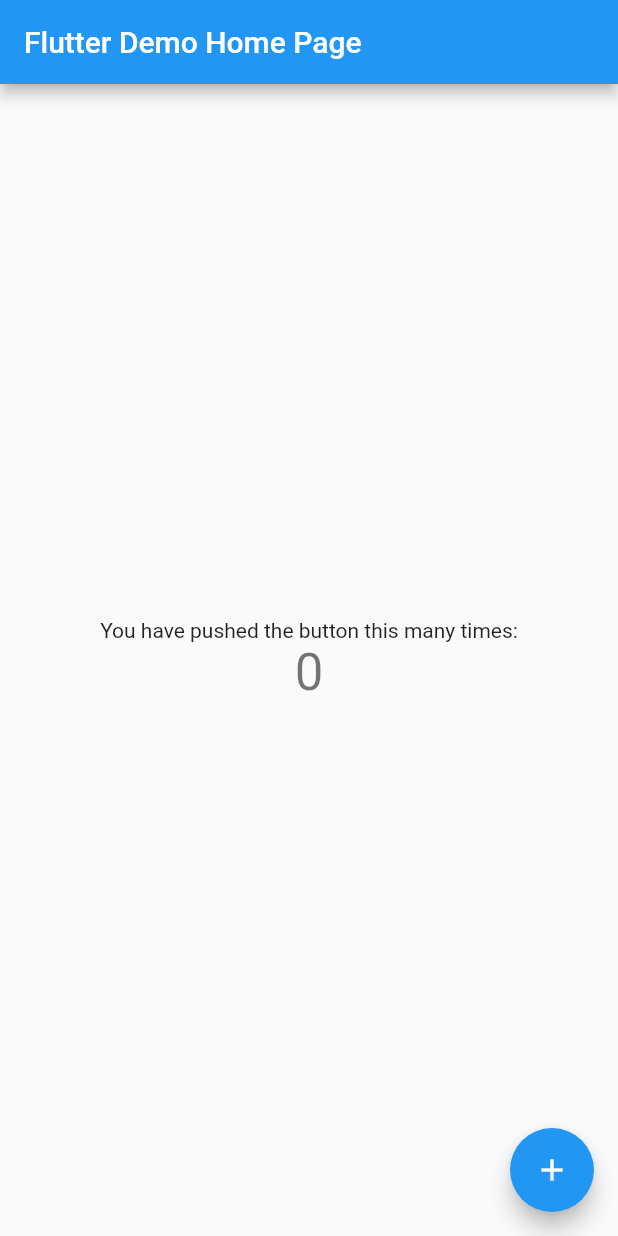
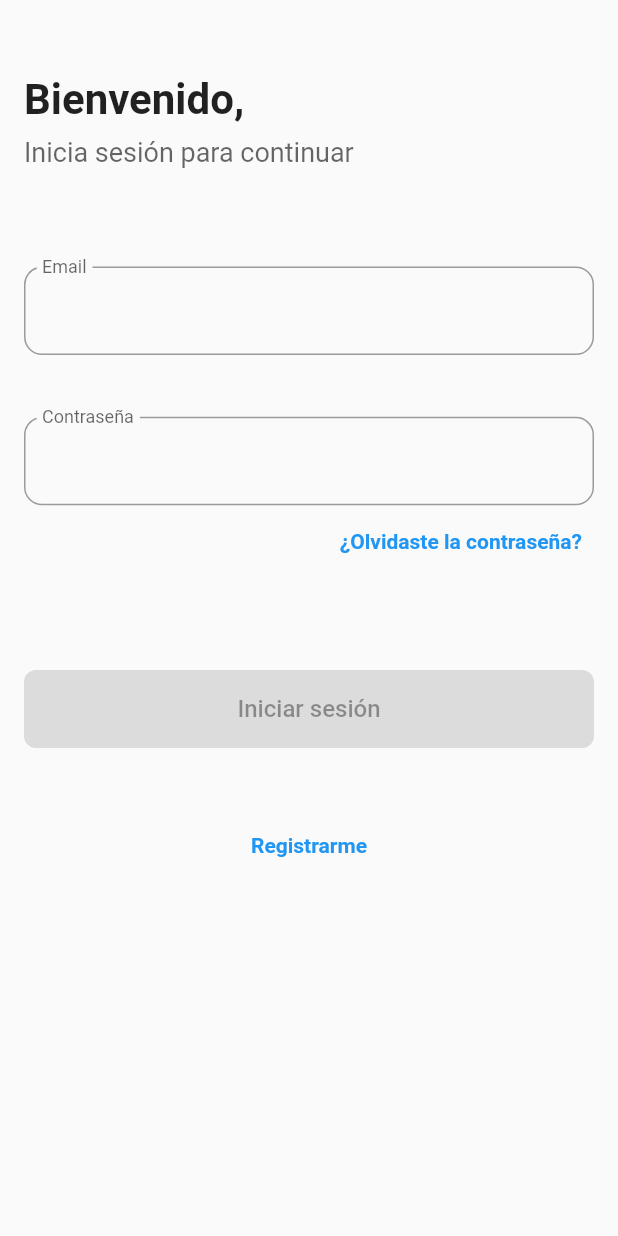
Before and after one commit to JesusCCs/ProyectoFinalFlutter, a Flutter app: the screen it shows after launch, on a phone screen of 412 x 824 dp. Run offline on Flutter 3.47's test engine with Material 2 defaults, Android fonts, the phone set to English and light mode, and no system bars.

Commit message:
Pantallas básicas y primeros componentes

```diff
--- /dev/null
+++ b/mobile_app/lib/_componentes/form_button.dart
@@ -0,0 +1,27 @@
+import 'package:flutter/cupertino.dart';
+import 'package:flutter/material.dart';
+
+class FormButton extends StatelessWidget {
+  final String text;
+  final void Function()? onPressed;
+  FormButton({this.text = "", this.onPressed});
+
+  @override
+  Widget build(BuildContext context) {
+    double screenHeight = MediaQuery.of(context).size.height;
+
+    return ElevatedButton(
+      onPressed: onPressed,
+      child: Text(
+        text,
+        style: TextStyle(fontSize: 16),
+      ),
+      style: ElevatedButton.styleFrom(
+        padding: EdgeInsets.symmetric(vertical: screenHeight * .02),
+        shape: RoundedRectangleBorder(
+          borderRadius: BorderRadius.circular(8),
+        ),
+      ),
+    );
+  }
+}
--- /dev/null
+++ b/mobile_app/lib/_componentes/input_field.dart
@@ -0,0 +1,44 @@
+import 'package:flutter/cupertino.dart';
+import 'package:flutter/material.dart';
+
+class InputField extends StatelessWidget {
+  final String? labelText;
+  final Function(String)? onChanged;
+  final Function(String)? onSubmitted;
+  final String? errorText;
+  final TextInputType? keyboardType;
+  final TextInputAction? textInputAction;
+  final bool autoFocus;
+  final bool obscureText;
+
+  const InputField({
+    this.labelText,
+    this.onChanged,
+    this.textInputAction,
+    this.errorText,
+    this.onSubmitted,
+    this.keyboardType = TextInputType.text,
+    this.autoFocus = false,
+    this.obscureText = false,
+  });
+
+  @override
+  Widget build(BuildContext context) {
+    return TextField(
+      autofocus: autoFocus,
+      onChanged: onChanged,
+      onSubmitted: onSubmitted,
+      keyboardType: keyboardType,
+      textInputAction: textInputAction,
+      obscureText: obscureText,
+      decoration: InputDecoration(
+        labelText: labelText,
+        errorText: errorText,
+        floatingLabelBehavior: FloatingLabelBehavior.always,
+        border: OutlineInputBorder(
+          borderRadius: BorderRadius.circular(12),
+        ),
+      ),
+    );
+  }
+}
--- /dev/null
+++ b/mobile_app/lib/_componentes/navigation_link.dart
@@ -0,0 +1,29 @@
+import 'package:flutter/material.dart';
+
+class NavigationLink extends StatelessWidget {
+  final String text;
+  final StatefulWidget screen;
+
+  const NavigationLink({required this.text, required this.screen});
+
+  @override
+  Widget build(BuildContext context) {
+    return TextButton(
+      onPressed: () => Navigator.push(
+        context,
+        MaterialPageRoute(
+          builder: (_) => screen,
+        ),
+      ),
+      child: RichText(
+        text: TextSpan(
+          text: text,
+          style: TextStyle(
+            color: Colors.blue,
+            fontWeight: FontWeight.bold,
+          ),
+        ),
+      ),
+    );
+  }
+}
--- a/mobile_app/lib/main.dart
+++ b/mobile_app/lib/main.dart
@@ -1,113 +1,31 @@
 import 'package:flutter/material.dart';
+import 'package:mobile_app/pantallas/login/login_screen.dart';
 
 void main() {
   runApp(MyApp());
 }
 
 class MyApp extends StatelessWidget {
-  // This widget is the root of your application.
   @override
   Widget build(BuildContext context) {
-    return MaterialApp(
-      title: 'Flutter Demo',
-      theme: ThemeData(
-        // This is the theme of your application.
-        //
-        // Try running your application with "flutter run". You'll see the
-        // application has a blue toolbar. Then, without quitting the app, try
-        // changing the primarySwatch below to Colors.green and then invoke
-        // "hot reload" (press "r" in the console where you ran "flutter run",
-        // or simply save your changes to "hot reload" in a Flutter IDE).
-        // Notice that the counter didn't reset back to zero; the application
-        // is not restarted.
-        primarySwatch: Colors.blue,
-      ),
-      home: MyHomePage(title: 'Flutter Demo Home Page'),
+    final textTheme = Theme.of(context).textTheme;
+
+    return new MaterialApp(
+      title: 'Sweet',
+      theme: new ThemeData(primaryColor: Color.fromRGBO(58, 66, 86, 1.0)),
+      home: new AuthenticationWrapper(),
     );
   }
 }
 
-class MyHomePage extends StatefulWidget {
-  MyHomePage({Key? key, required this.title}) : super(key: key);
-
-  // This widget is the home page of your application. It is stateful, meaning
-  // that it has a State object (defined below) that contains fields that affect
-  // how it looks.
-
-  // This class is the configuration for the state. It holds the values (in this
-  // case the title) provided by the parent (in this case the App widget) and
-  // used by the build method of the State. Fields in a Widget subclass are
-  // always marked "final".
-
-  final String title;
-
-  @override
-  _MyHomePageState createState() => _MyHomePageState();
-}
-
-class _MyHomePageState extends State<MyHomePage> {
-  int _counter = 0;
-
-  void _incrementCounter() {
-    setState(() {
-      // This call to setState tells the Flutter framework that something has
-      // changed in this State, which causes it to rerun the build method below
-      // so that the display can reflect the updated values. If we changed
-      // _counter without calling setState(), then the build method would not be
-      // called again, and so nothing would appear to happen.
-      _counter++;
-    });
-  }
-
+class AuthenticationWrapper extends StatelessWidget {
   @override
   Widget build(BuildContext context) {
-    // This method is rerun every time setState is called, for instance as done
-    // by the _incrementCounter method above.
-    //
-    // The Flutter framework has been optimized to make rerunning build methods
-    // fast, so that you can just rebuild anything that needs updating rather
-    // than having to individually change instances of widgets.
-    return Scaffold(
-      appBar: AppBar(
-        // Here we take the value from the MyHomePage object that was created by
-        // the App.build method, and use it to set our appbar title.
-        title: Text(widget.title),
-      ),
-      body: Center(
-        // Center is a layout widget. It takes a single child and positions it
-        // in the middle of the parent.
-        child: Column(
-          // Column is also a layout widget. It takes a list of children and
-          // arranges them vertically. By default, it sizes itself to fit its
-          // children horizontally, and tries to be as tall as its parent.
-          //
-          // Invoke "debug painting" (press "p" in the console, choose the
-          // "Toggle Debug Paint" action from the Flutter Inspector in Android
-          // Studio, or the "Toggle Debug Paint" command in Visual Studio Code)
-          // to see the wireframe for each widget.
-          //
-          // Column has various properties to control how it sizes itself and
-          // how it positions its children. Here we use mainAxisAlignment to
-          // center the children vertically; the main axis here is the vertical
-          // axis because Columns are vertical (the cross axis would be
-          // horizontal).
-          mainAxisAlignment: MainAxisAlignment.center,
-          children: <Widget>[
-            Text(
-              'You have pushed the button this many times:',
-            ),
-            Text(
-              '$_counter',
-              style: Theme.of(context).textTheme.headline4,
-            ),
-          ],
-        ),
-      ),
-      floatingActionButton: FloatingActionButton(
-        onPressed: _incrementCounter,
-        tooltip: 'Increment',
-        child: Icon(Icons.add),
-      ), // This trailing comma makes auto-formatting nicer for build methods.
+    return new LoginScreen(
+      onSubmitted: (String email, String password) {
+        print(email);
+        print(password);
+      },
     );
   }
 }
--- /dev/null
+++ b/mobile_app/lib/pantallas/login/login_screen.dart
@@ -0,0 +1,70 @@
+import 'package:flutter/material.dart';
+import 'package:mobile_app/_componentes/form_button.dart';
+import 'package:mobile_app/_componentes/input_field.dart';
+import 'package:mobile_app/_componentes/navigation_link.dart';
+import 'package:mobile_app/pantallas/register/register_screen.dart';
+
+class LoginScreen extends StatefulWidget {
+  final Function(String email, String password)? onSubmitted;
+
+  LoginScreen({this.onSubmitted});
+
+  @override
+  _LoginScreenState createState() => _LoginScreenState();
+}
+
+class _LoginScreenState extends State<LoginScreen> {
+  late double screenHeight;
+
+  @override
+  Widget build(BuildContext context) {
+    screenHeight = MediaQuery.of(context).size.height;
+
+    return Scaffold(
+      body: Padding(
+        padding: const EdgeInsets.symmetric(horizontal: 16),
+        child: ListView(
+          children: [
+            Padding(
+                padding: EdgeInsets.only(top: 50.0),
+                child: Text(
+                  "Bienvenido,",
+                  style: TextStyle(
+                    fontSize: 28,
+                    fontWeight: FontWeight.bold,
+                  ),
+                )),
+            Padding(
+                padding: EdgeInsets.symmetric(vertical: 8.0),
+                child: Text(
+                  "Inicia sesión para continuar",
+                  style: TextStyle(
+                    fontSize: 18,
+                    color: Colors.black.withOpacity(.6),
+                  ),
+                )),
+            SizedBox(height: screenHeight * .07),
+            InputField(
+              labelText: "Email",
+              keyboardType: TextInputType.emailAddress,
+            ),
+            SizedBox(height: screenHeight * .05),
+            InputField(
+              labelText: "Contraseña",
+              obscureText: true,
+            ),
+            Align(
+              alignment: Alignment.centerRight,
+              child: NavigationLink(
+                  text: '¿Olvidaste la contraseña?', screen: RegisterScreen()),
+            ),
+            SizedBox(height: screenHeight * .075),
+            FormButton(text: "Iniciar sesión"),
+            SizedBox(height: screenHeight * .05),
+            NavigationLink(text: 'Registrarme', screen: RegisterScreen())
+          ],
+        ),
+      ),
+    );
+  }
+}
--- a/mobile_app/pubspec.yaml
+++ b/mobile_app/pubspec.yaml
@@ -25,9 +25,8 @@ dependencies:
     sdk: flutter
 
 
-  # The following adds the Cupertino Icons font to your application.
-  # Use with the CupertinoIcons class for iOS style icons.
-  cupertino_icons: ^1.0.2
+  # Iconos y fuentes
+  cupertino_icons: ^1.0.3
 
 dev_dependencies:
   flutter_test:
```
Also changed, not shown: mobile_app/lib/pantallas/register/register_screen.dart (added, +129 -0 lines).
